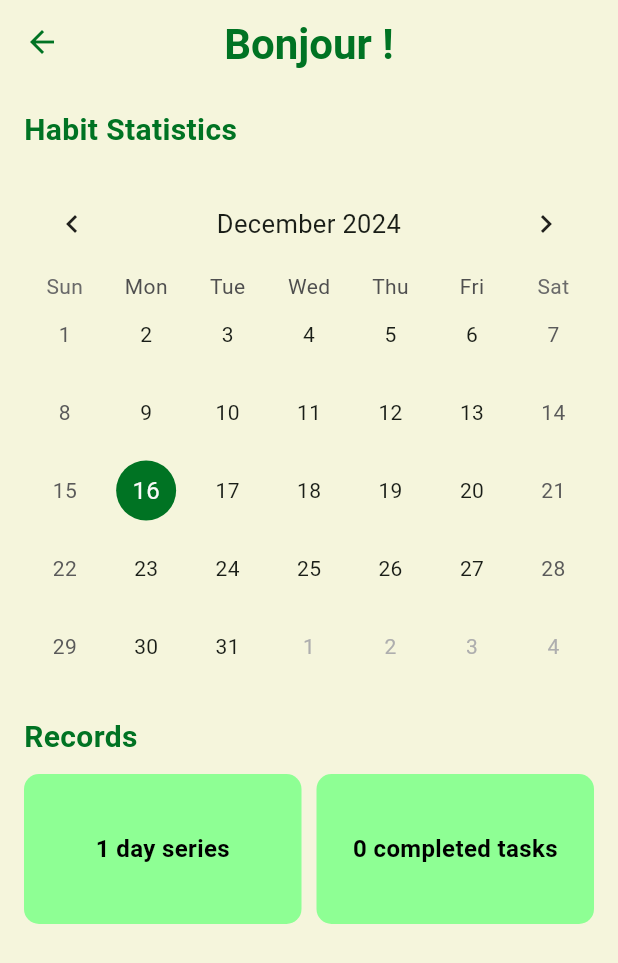
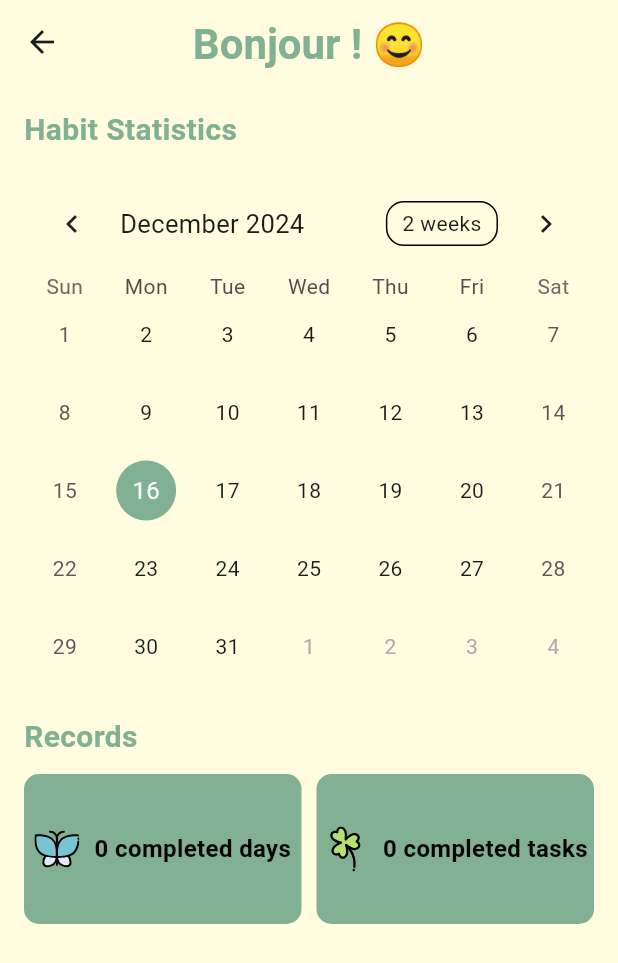
Before and after one commit to Lyly213/Projet-Flutter-B3Q1, a Flutter app: the StatisticsPage screen opened directly, on a phone screen of 412 x 824 dp. Shown: the top 963 px of the screen. Run offline on Flutter 3.47's test engine with Material 3 defaults, Android fonts, the phone set to English and light mode, and no system bars; drawn by our look-alikes of table_calendar; our stand-ins replace cloud_firestore, firebase_auth, firebase_core, flutter_bloc, flutter_svg; accounts and stored records are empty; network calls fail.

Commit message:
Changement visuel + résolution de problème

```diff
--- a/flutterb3q1/lib/pages/statistics_page.dart
+++ b/flutterb3q1/lib/pages/statistics_page.dart
@@ -1,43 +1,91 @@
 import 'package:flutter/material.dart';
 import 'package:flutter_bloc/flutter_bloc.dart';
+import 'package:flutter_svg/svg.dart';
+import 'package:flutterb3q1/blocs/card/card_bloc.dart';
 import 'package:flutterb3q1/blocs/card/card_event.dart';
+import 'package:flutterb3q1/blocs/card/card_state.dart';
 import 'package:flutterb3q1/repositories/card_repository.dart';
 import 'package:table_calendar/table_calendar.dart';
-import 'package:flutterb3q1/blocs/card/card_bloc.dart';
-import 'package:flutterb3q1/blocs/card/card_state.dart';
 
-class StatisticsPage extends StatelessWidget {
+class StatisticsPage extends StatefulWidget {
   const StatisticsPage({super.key});
+
+  @override
+  _StatisticsPageState createState() => _StatisticsPageState();
+}
+
+class _StatisticsPageState extends State<StatisticsPage> {
+  late Map<DateTime, String> _dayStatus;
+  DateTime _focusedDay = DateTime.now();
+  DateTime _selectedDay = DateTime.now();
+  int completedDaysCount = 0;
+
+  @override
+  void initState() {
+    super.initState();
+    _dayStatus = {};
+    WidgetsBinding.instance.addPostFrameCallback((_) {
+      _loadDayStatuses();
+    });
+  }
+
+  void _loadDayStatuses() async {
+    final cardRepository = RepositoryProvider.of<CardRepository>(context);
+    final Map<DateTime, String> statuses = {};
+    int completedDays = 0;
+
+    for (int i = 0; i < 30; i++) {
+      final day = DateTime.now().subtract(Duration(days: i));
+
+      final totalTasks = await cardRepository.countTotalTasksForDay(day);
+      final completedTasks = await cardRepository.countCompletedTasksForDay(day);
+
+      if (totalTasks == 0) {
+        statuses[day] = 'none';
+      } else if (completedTasks == totalTasks) {
+        statuses[day] = 'full';
+        completedDays++;
+      } else {
+        statuses[day] = 'empty';
+      }
+    }
+
+    if (mounted) {
+      setState(() {
+        _dayStatus = statuses;
+        completedDaysCount = completedDays;
+      });
+    }
+  }
+
 
   @override
   Widget build(BuildContext context) {
     return BlocProvider<CardBloc>(
-      create: (context) => CardBloc(cardRepository: CardRepository())..add(CountCompletedTasksEvent()),
+      create: (context) => CardBloc(
+        cardRepository: RepositoryProvider.of<CardRepository>(context),
+      )..add(CountCompletedTasksEvent()),
       child: Scaffold(
         appBar: AppBar(
-          backgroundColor: const Color(0xFFF5F5DC),
+          backgroundColor: const Color(0xFFFFFCE0),
           elevation: 0,
           title: Column(
-            mainAxisSize: MainAxisSize.min,
             children: const [
               SizedBox(height: 4),
               Text(
-                'Bonjour !',
+                'Bonjour ! 😊',
                 style: TextStyle(
                   fontSize: 28,
                   fontWeight: FontWeight.bold,
-                  color: Color.fromARGB(255, 0, 115, 35),
+                  color: Color.fromARGB(255, 130, 176, 146),
                 ),
               ),
             ],
           ),
           centerTitle: true,
-          iconTheme: const IconThemeData(
-            color: Color.fromARGB(255, 0, 115, 35),
-          ),
         ),
         body: Container(
-          color: const Color(0xFFF5F5DC),
+          color: const Color(0xFFFFFCE0),
           child: Padding(
             padding: const EdgeInsets.all(16.0),
             child: Column(
@@ -48,31 +96,49 @@ class StatisticsPage extends StatelessWidget {
                   style: TextStyle(
                     fontSize: 20,
                     fontWeight: FontWeight.bold,
-                    color: Color.fromARGB(255, 0, 115, 35),
+                    color: Color.fromARGB(255, 130, 176, 146),
                   ),
                 ),
                 const SizedBox(height: 16),
                 TableCalendar(
                   firstDay: DateTime.utc(2020, 1, 1),
                   lastDay: DateTime.utc(2030, 12, 31),
-                  focusedDay: DateTime.now(),
-                  selectedDayPredicate: (day) => isSameDay(day, DateTime.now()),
+                  focusedDay: _focusedDay,
+                  selectedDayPredicate: (day) => isSameDay(day, _selectedDay),
                   calendarStyle: const CalendarStyle(
                     todayDecoration: BoxDecoration(
-                      color: Color.fromARGB(255, 142, 255, 148),
+                      color: Color.fromARGB(255, 163, 253, 168),
                       shape: BoxShape.circle,
                     ),
                     selectedDecoration: BoxDecoration(
-                      color: Color.fromARGB(255, 0, 115, 35),
+                      color: Color.fromARGB(255, 130, 176, 146),
                       shape: BoxShape.circle,
                     ),
                   ),
-                  headerStyle: const HeaderStyle(
-                    formatButtonVisible: false,
-                    titleCentered: true,
+                  eventLoader: (day) {
+                    if (_dayStatus.containsKey(day)) {
+                      return [_dayStatus[day]!];
+                    }
+                    return [];
+                  },
+                  calendarBuilders: CalendarBuilders(
+                    markerBuilder: (context, day, events) {
+                      if (events.isEmpty) return const SizedBox.shrink();
+                      final status = events[0];
+
+                      if (status == 'full') {
+                        return _buildCircle(Color.fromARGB(255, 130, 176, 146), filled: true);
+                      } else if (status == 'empty') {
+                        return _buildCircle(const Color.fromARGB(255, 185, 255, 153), filled: false);
+                      }
+                      return const SizedBox.shrink();
+                    },
                   ),
                   onDaySelected: (selectedDay, focusedDay) {
-                    // Logique
+                    setState(() {
+                      _selectedDay = selectedDay;
+                      _focusedDay = focusedDay;
+                    });
                   },
                 ),
                 const SizedBox(height: 20),
@@ -81,7 +147,7 @@ class StatisticsPage extends StatelessWidget {
                   style: TextStyle(
                     fontSize: 20,
                     fontWeight: FontWeight.bold,
-                    color: Color.fromARGB(255, 0, 115, 35),
+                    color: Color.fromARGB(255, 130, 176, 146),
                   ),
                 ),
                 const SizedBox(height: 10),
@@ -92,17 +158,28 @@ class StatisticsPage extends StatelessWidget {
                       child: Container(
                         height: 100,
                         decoration: BoxDecoration(
-                          color: const Color.fromARGB(255, 142, 255, 148),
+                          color: Color.fromARGB(255, 130, 176, 146),
                           borderRadius: BorderRadius.circular(10),
                         ),
                         alignment: Alignment.center,
-                        child: const Text(
-                          '1 day series',
-                          style: TextStyle(
+                        child: Row(
+                          mainAxisAlignment: MainAxisAlignment.center,
+                          children: [
+                            SvgPicture.asset(
+                              'img/papillon.svg',
+                              width: 30,
+                              height: 30,
+                            ),
+                            const SizedBox(width: 10),
+                            Text(
+                              '$completedDaysCount completed days',
+                              style: const TextStyle(
                                 fontWeight: FontWeight.bold,
                                 fontSize: 16,
                                 color: Colors.black,
                               ),
+                            ),
+                          ],
                         ),
                       ),
                     ),
@@ -111,7 +188,7 @@ class StatisticsPage extends StatelessWidget {
                       child: Container(
                         height: 100,
                         decoration: BoxDecoration(
-                          color: const Color.fromARGB(255, 142, 255, 148),
+                          color: Color.fromARGB(255, 130, 176, 146),
                           borderRadius: BorderRadius.circular(10),
                         ),
                         alignment: Alignment.center,
@@ -120,13 +197,24 @@ class StatisticsPage extends StatelessWidget {
                             if (state is CardsLoading) {
                               return const CircularProgressIndicator();
                             } else if (state is CompletedTasksCounted) {
-                              return Text(
+                              return Row(
+                                mainAxisAlignment: MainAxisAlignment.center,
+                                children: [
+                                  SvgPicture.asset(
+                                    'img/trèfle.svg',
+                                    width: 30,
+                                    height: 30,
+                                  ),
+                                  const SizedBox(width: 10),
+                                  Text(
                                     '${state.count} completed tasks',
                                     style: const TextStyle(
                                       fontWeight: FontWeight.bold,
                                       fontSize: 16,
                                       color: Colors.black,
                                     ),
+                                  ),
+                                ],
                               );
                             } else if (state is CardsError) {
                               return const Text(
@@ -159,4 +247,16 @@ class StatisticsPage extends StatelessWidget {
       ),
     );
   }
+
+  Widget _buildCircle(Color color, {required bool filled}) {
+    return Container(
+      width: 10,
+      height: 10,
+      decoration: BoxDecoration(
+        color: filled ? color : Colors.transparent,
+        border: Border.all(color: color, width: 2),
+        shape: BoxShape.circle,
+      ),
+    );
   }
+}
--- a/flutterb3q1/pubspec.yaml
+++ b/flutterb3q1/pubspec.yaml
@@ -68,6 +68,8 @@ flutter:
   # To add assets to your application, add an assets section, like this:
   assets:
     - img/statistics.svg
+    - img/papillon.svg
+    - img/trèfle.svg
   #   - images/a_dot_burr.jpeg
   #   - images/a_dot_ham.jpeg
 
```
Also changed, not shown: flutterb3q1/lib/main.dart (+10 -3 lines), flutterb3q1/lib/pages/add_page.dart (+14 -14 lines), flutterb3q1/lib/pages/edit_page.dart (+15 -15 lines), flutterb3q1/lib/pages/login_page.dart (+9 -9 lines), flutterb3q1/lib/pages/welcome_page.dart (+24 -17 lines), flutterb3q1/img/papillon.svg (added), flutterb3q1/img/trèfle.svg (added). Lines whose indentation alone changed are shown as unchanged.
